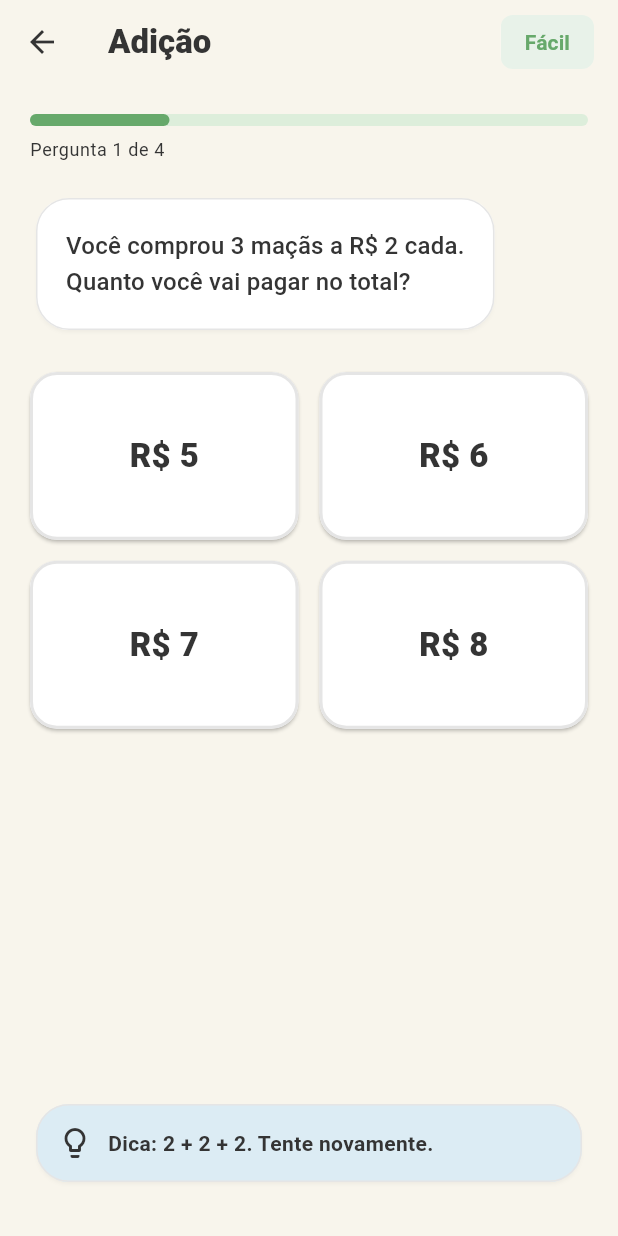
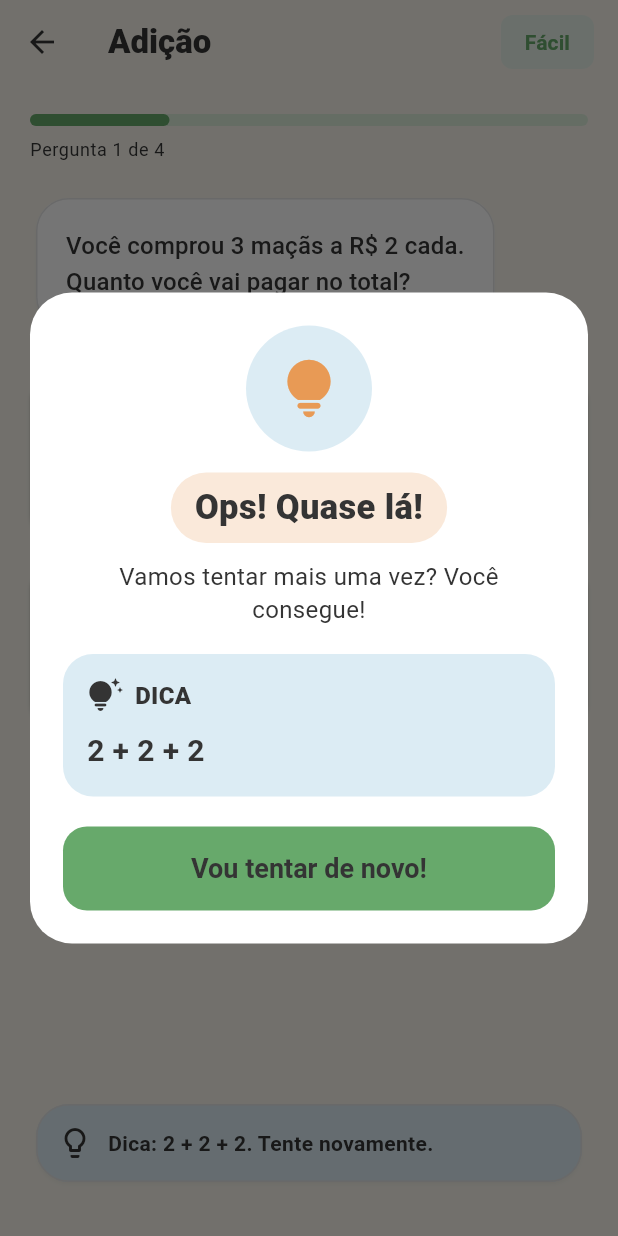
Before and after one commit to Projetos-Moveis-II-2026-2/grupo01-2, a Flutter app: the MathExerciseScreen screen opened directly with empty values, after a tap on an icon or button, on a phone screen of 412 x 824 dp. Run offline on Flutter 3.47's test engine with Material 3 defaults, Android fonts, the phone set to English and light mode, and no system bars; our stand-ins replace shared_preferences; accounts and stored records are empty.

Commit message:
feat: melhorias no Mercadinho e feedback educativo

```diff
--- a/lib/models/user_profile.dart
+++ b/lib/models/user_profile.dart
@@ -5,10 +5,13 @@ class UserProfile {
   static const initial = UserProfile(
     name: 'Estudante',
     avatarId: 'student',
+    avatarChosen: false,
   );
 
   final String name;
   final String avatarId;
+  /// Indica se o estudante escolheu um avatar (inclusive o Estudante).
+  final bool avatarChosen;
   final int score;
   final List<ActivityRecord> activityHistory;
   final Set<String> completedActivityIds;
@@ -16,6 +19,7 @@ class UserProfile {
   const UserProfile({
     required this.name,
     this.avatarId = 'student',
+    this.avatarChosen = false,
     this.score = 0,
     this.activityHistory = const [],
     this.completedActivityIds = const {},
@@ -41,6 +45,7 @@ class UserProfile {
   UserProfile copyWith({
     String? name,
     String? avatarId,
+    bool? avatarChosen,
     int? score,
     List<ActivityRecord>? activityHistory,
     Set<String>? completedActivityIds,
@@ -48,6 +53,7 @@ class UserProfile {
     return UserProfile(
       name: name ?? this.name,
       avatarId: avatarId ?? this.avatarId,
+      avatarChosen: avatarChosen ?? this.avatarChosen,
       score: score ?? this.score,
       activityHistory: activityHistory ?? this.activityHistory,
       completedActivityIds:
@@ -59,6 +65,7 @@ class UserProfile {
     return {
       'name': name,
       'avatarId': avatarId,
+      'avatarChosen': avatarChosen,
       'score': score,
       'activityHistory':
           activityHistory.map((record) => record.toJson()).toList(),
@@ -74,6 +81,10 @@ class UserProfile {
     return UserProfile(
       name: json['name'] as String? ?? 'Estudante',
       avatarId: json['avatarId'] as String? ?? 'student',
+      // Compatibilidade com perfis antigos: um avatar diferente do padrão
+      // é considerado escolhido. O padrão antigo 'student' era ambíguo.
+      avatarChosen: json['avatarChosen'] as bool? ??
+          (json['avatarId'] is String && json['avatarId'] != 'student'),
       score: json['score'] as int? ?? 0,
       activityHistory: history
           .map(
--- a/lib/providers/user_progress_provider.dart
+++ b/lib/providers/user_progress_provider.dart
@@ -92,7 +92,7 @@ class UserProgressProvider extends ChangeNotifier {
   }
 
   Future<void> updateAvatar(String avatarId) async {
-    _profile = _profile.copyWith(avatarId: avatarId);
+    _profile = _profile.copyWith(avatarId: avatarId, avatarChosen: true);
     notifyListeners();
     try {
       await _storage.saveProfile(_profile);
--- a/lib/screens/choices/choice_detail_screen.dart
+++ b/lib/screens/choices/choice_detail_screen.dart
@@ -8,7 +8,7 @@ import '../../providers/user_progress_provider.dart';
 import '../../theme/app_theme.dart';
 import '../../widgets/primary_button.dart';
 
-/// Detalhe de um cenário de "Escolha Certa": apresenta a situação e as
+/// Detalhe de um cenário de "Mercadinho": apresenta a situação e as
 /// alternativas. A primeira atividade usa Tentativa Discreta, com dica
 /// visual e nova tentativa em caso de erro.
 class ChoiceDetailScreen extends StatefulWidget {
@@ -77,7 +77,7 @@ class _ChoiceDetailScreenState extends State<ChoiceDetailScreen> {
 
     return Scaffold(
       appBar: AppBar(
-        title: const Text('Escolha Certa'),
+        title: const Text('Mercadinho'),
         actions: [
           Padding(
             padding: const EdgeInsets.only(right: 16),
--- a/lib/screens/choices/choices_difficulty_screen.dart
+++ b/lib/screens/choices/choices_difficulty_screen.dart
@@ -5,14 +5,14 @@ import '../../models/difficulty.dart';
 import '../../theme/app_theme.dart';
 import 'choice_detail_screen.dart';
 
-/// Tela de seleção de dificuldade para o módulo Escolha Certa.
+/// Tela de seleção de dificuldade para o módulo Mercadinho.
 class ChoicesDifficultyScreen extends StatelessWidget {
   const ChoicesDifficultyScreen({super.key});
 
   @override
   Widget build(BuildContext context) {
     return Scaffold(
-      appBar: AppBar(title: const Text('Escolha Certa')),
+      appBar: AppBar(title: const Text('Mercadinho')),
       body: SafeArea(
         child: Padding(
           padding: const EdgeInsets.all(20),
@@ -142,7 +142,7 @@ class _ChoicesByDifficultyScreen extends StatelessWidget {
 
     return Scaffold(
       appBar: AppBar(
-        title: Text('${difficulty.label} — Escolha Certa'),
+        title: Text('${difficulty.label} — Mercadinho'),
       ),
       body: ListView.separated(
         padding: const EdgeInsets.all(20),
--- a/lib/screens/choices/choices_home_screen.dart
+++ b/lib/screens/choices/choices_home_screen.dart
@@ -4,7 +4,7 @@ import '../../theme/app_theme.dart';
 import '../../widgets/app_header.dart';
 import 'choices_difficulty_screen.dart';
 
-/// Tela inicial do módulo "Escolha Certa" (educação financeira).
+/// Tela inicial do módulo "Mercadinho" (educação financeira).
 /// Agora direciona para a tela de seleção de dificuldade.
 class ChoicesHomeScreen extends StatelessWidget {
   const ChoicesHomeScreen({super.key});
@@ -19,7 +19,7 @@ class ChoicesHomeScreen extends StatelessWidget {
             crossAxisAlignment: CrossAxisAlignment.start,
             children: [
               const AppHeader(
-                title: 'Escolha Certa',
+                title: 'Mercadinho',
                 subtitle: 'Aprenda a tomar boas decisões financeiras!',
               ),
               const SizedBox(height: 24),
--- a/lib/screens/home_shell.dart
+++ b/lib/screens/home_shell.dart
@@ -68,7 +68,7 @@ class _HomeShellState extends State<HomeShell> {
               NavigationDestination(
                 icon: Icon(Icons.shopping_basket_outlined),
                 selectedIcon: Icon(Icons.shopping_basket_rounded),
-                label: 'Escolha Certa',
+                label: 'Mercadinho',
               ),
               NavigationDestination(
                 icon: Icon(Icons.person_outline_rounded),
--- a/lib/screens/math/math_exercise_screen.dart
+++ b/lib/screens/math/math_exercise_screen.dart
@@ -3,11 +3,13 @@ import 'package:provider/provider.dart';
 
 import '../../data/mock_data.dart';
 import '../../models/activity_record.dart';
+import '../../models/app_avatar.dart';
 import '../../models/difficulty.dart';
 import '../../models/math_question.dart';
 import '../../providers/user_progress_provider.dart';
 import '../../theme/app_theme.dart';
 import '../../widgets/primary_button.dart';
+import '../../widgets/math_error_dialog.dart';
 
 /// Tela de exercícios de uma operação (Adição ou Subtração) com nível
 /// de dificuldade selecionado.
@@ -48,8 +50,13 @@ class _MathExerciseScreenState extends State<MathExerciseScreen> {
 
   void _selectOption(int option) {
     if (_answered) return;
+
+    final isCorrect = option == _currentQuestion.correctAnswer;
+    // Exibir o diálogo somente no PRIMEIRO erro desta pergunta.
+    final showErrorDialog = !isCorrect;;
+
     setState(() {
-      if (option == _currentQuestion.correctAnswer) {
+      if (isCorrect) {
         _answered = true;
         _correctCount++;
         if (_usedHint) {
@@ -63,6 +70,27 @@ class _MathExerciseScreenState extends State<MathExerciseScreen> {
         _incorrectAttempts++;
       }
     });
+
+    // O feedback embutido continua visível depois que a criança fecha o popup.
+    if (showErrorDialog) {
+      _showErrorDialog();
+    }
+  }
+
+  void _showErrorDialog() {
+    final profile = context.read<UserProgressProvider>().profile;
+    final AppAvatar? avatar = profile.avatarChosen
+        ? AppAvatar.byId(profile.avatarId)
+        : null;
+
+    showDialog<void>(
+      context: context,
+      barrierDismissible: false,
+      builder: (_) => MathErrorDialog(
+        avatar: avatar,
+        hint: _currentQuestion.hint,
+      ),
+    );
   }
 
   Future<void> _nextQuestion() async {
--- /dev/null
+++ b/lib/widgets/math_error_dialog.dart
@@ -0,0 +1,134 @@
+import 'package:flutter/material.dart';
+
+import '../models/app_avatar.dart';
+import '../theme/app_theme.dart';
+
+/// Feedback acolhedor para a primeira resposta errada de uma pergunta.
+/// Se não houve escolha de avatar, utiliza uma lâmpada como padrão.
+class MathErrorDialog extends StatelessWidget {
+  final AppAvatar? avatar;
+  final String hint;
+
+  const MathErrorDialog({
+    super.key,
+    required this.avatar,
+    required this.hint,
+  });
+
+  @override
+  Widget build(BuildContext context) {
+    // Os dados atuais trazem 'Dica: ...'; o próprio cartão já tem esse título.
+    final cleanHint = hint.replaceFirst(
+      RegExp(r'^Dica:\s*', caseSensitive: false),
+      '',
+    );
+
+    return Dialog(
+      insetPadding: const EdgeInsets.symmetric(horizontal: 20, vertical: 24),
+      shape: RoundedRectangleBorder(
+        borderRadius: BorderRadius.circular(28),
+      ),
+      backgroundColor: AppColors.surface,
+      child: ConstrainedBox(
+        constraints: const BoxConstraints(maxWidth: 420),
+        child: SingleChildScrollView(
+          padding: const EdgeInsets.all(22),
+          child: Column(
+            mainAxisSize: MainAxisSize.min,
+            children: [
+              CircleAvatar(
+                radius: 42,
+                backgroundColor: avatar?.backgroundColor ??
+                    AppColors.secondaryLight,
+                child: avatar == null
+                    ? const Icon(
+                        Icons.lightbulb_rounded,
+                        color: AppColors.accent,
+                        size: 46,
+                      )
+                    : Text(
+                        avatar!.emoji,
+                        style: const TextStyle(fontSize: 44),
+                      ),
+              ),
+              const SizedBox(height: 14),
+              Container(
+                padding:
+                    const EdgeInsets.symmetric(horizontal: 16, vertical: 7),
+                decoration: BoxDecoration(
+                  color: AppColors.accent.withValues(alpha: 0.22),
+                  borderRadius: BorderRadius.circular(24),
+                ),
+                child: const Text(
+                  'Ops! Quase lá!',
+                  textAlign: TextAlign.center,
+                  style: TextStyle(
+                    fontSize: 23,
+                    fontWeight: FontWeight.w800,
+                    color: AppColors.textPrimary,
+                  ),
+                ),
+              ),
+              const SizedBox(height: 12),
+              const Text(
+                'Vamos tentar mais uma vez? Você consegue!',
+                textAlign: TextAlign.center,
+                style: TextStyle(
+                  fontSize: 16,
+                  height: 1.35,
+                  color: AppColors.textPrimary,
+                ),
+              ),
+              const SizedBox(height: 18),
+              Container(
+                width: double.infinity,
+                padding: const EdgeInsets.all(16),
+                decoration: BoxDecoration(
+                  color: AppColors.secondaryLight,
+                  borderRadius: BorderRadius.circular(20),
+                ),
+                child: Column(
+                  crossAxisAlignment: CrossAxisAlignment.start,
+                  children: [
+                    const Row(
+                      children: [
+                        Icon(Icons.tips_and_updates_rounded,
+                            color: AppColors.textPrimary),
+                        SizedBox(width: 8),
+                        Text(
+                          'DICA',
+                          style: TextStyle(
+                            fontWeight: FontWeight.w800,
+                            fontSize: 16,
+                            color: AppColors.textPrimary,
+                          ),
+                        ),
+                      ],
+                    ),
+                    const SizedBox(height: 10),
+                    Text(
+                      cleanHint,
+                      style: const TextStyle(
+                        fontSize: 20,
+                        fontWeight: FontWeight.w700,
+                        color: AppColors.textPrimary,
+                      ),
+                    ),
+                  ],
+                ),
+              ),
+              const SizedBox(height: 20),
+              SizedBox(
+                width: double.infinity,
+                child: ElevatedButton(
+                  onPressed: () => Navigator.of(context).pop(),
+                  child: const Text('Vou tentar de novo!'),
+                ),
+              ),
+            ],
+          ),
+        ),
+      ),
+    );
+  }
+}
```
